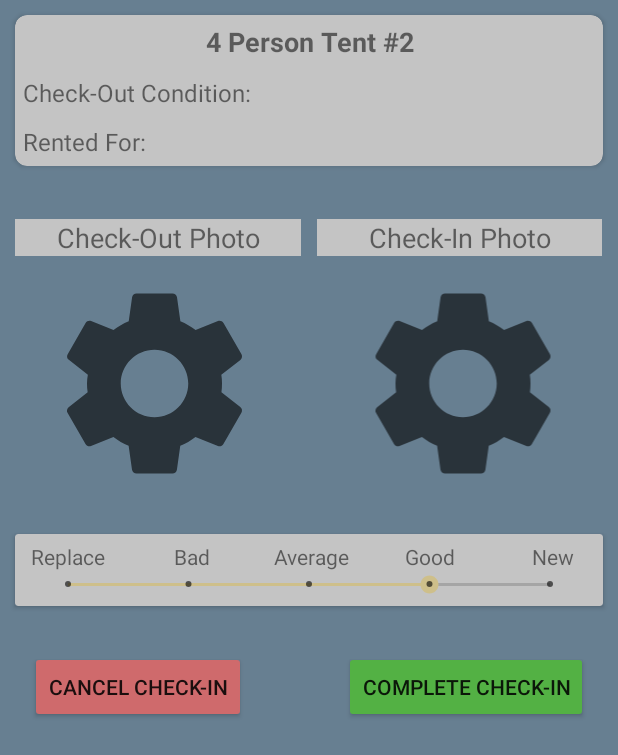
After one commit to sorensej/GearLocker, an Android app: the layout check_in.xml on its own in the app's theme, with its tools: preview values and no code run, on a phone screen of 412 x 824 dp. The commit adds this screen. Shown: the top 755 px of the screen. Run offline under Robolectric (Android 15) with nearby library versions, the phone set to English and light mode, and no system bars.

Commit message:
Added check-in layout and fixed duplicated xml headers in round_button.xml and fragment_rental_overview.xml

```diff
--- a/app/src/main/res/drawable/round_button.xml
+++ b/app/src/main/res/drawable/round_button.xml
@@ -1,4 +1,3 @@
-<?xml version="1.0" encoding="utf-8"?>
 <?xml version="1.0" encoding="utf-8"?>
 <shape xmlns:android="http://schemas.android.com/apk/res/android"
     android:shape="rectangle" android:padding="5dp">
--- /dev/null
+++ b/app/src/main/res/layout/check_in.xml
@@ -0,0 +1,209 @@
+<?xml version="1.0" encoding="utf-8"?>
+<RelativeLayout xmlns:android="http://schemas.android.com/apk/res/android"
+    xmlns:app="http://schemas.android.com/apk/res-auto"
+    xmlns:tools="http://schemas.android.com/tools"
+    android:layout_width="match_parent"
+    android:layout_height="match_parent"
+    android:layout_centerInParent="false"
+    android:background="#677F91">
+
+    <androidx.cardview.widget.CardView
+        android:id="@+id/gear_summary"
+        android:layout_width="match_parent"
+        android:layout_height="wrap_content"
+        android:layout_alignParentTop="true"
+        android:backgroundTint="#C4C4C4"
+        app:cardCornerRadius="8dp"
+        android:layout_margin="10dp">
+
+        <RelativeLayout
+            android:layout_width="match_parent"
+            android:layout_height="match_parent">
+
+            <TextView
+                android:id="@+id/gear_name_text_view"
+                android:layout_width="match_parent"
+                android:layout_height="wrap_content"
+                android:layout_centerHorizontal="true"
+                android:text="@string/demo_check_in_title"
+                android:textAlignment="center"
+                android:textSize="18sp"
+                android:layout_margin="5dp"/>
+
+            <TextView
+                android:id="@+id/check_out_condition_text_view"
+                android:layout_width="match_parent"
+                android:layout_height="wrap_content"
+                android:layout_below="@id/gear_name_text_view"
+                android:text="@string/check_out_condition"
+                android:textSize="16sp"
+                android:layout_margin="5dp"/>
+
+            <TextView
+                android:id="@+id/rent_duration_text_view"
+                android:layout_width="match_parent"
+                android:layout_height="wrap_content"
+                android:layout_below="@id/check_out_condition_text_view"
+                android:text="@string/rent_duration"
+                android:textSize="16sp"
+                android:layout_margin="5dp"/>
+
+        </RelativeLayout>
+    </androidx.cardview.widget.CardView>
+
+    <TableLayout
+        android:id="@+id/photo_view"
+        android:layout_width="match_parent"
+        android:layout_height="wrap_content"
+        android:layout_below="@id/gear_summary"
+        android:layout_centerInParent="true"
+        android:layout_marginTop="25dp"
+        android:stretchColumns="0,1">
+
+        <TableRow
+            android:layout_width="match_parent"
+            android:layout_height="wrap_content"
+            android:layout_weight="0"
+            android:orientation="horizontal">
+
+            <TextView
+                android:layout_width="wrap_content"
+                android:layout_height="wrap_content"
+                android:layout_marginStart="10dp"
+                android:layout_marginEnd="5dp"
+                android:background="#C4C4C4"
+                android:gravity="center"
+                android:text="@string/check_out_photo"
+                android:textSize="18sp" />
+
+            <TextView
+                android:layout_width="wrap_content"
+                android:layout_height="wrap_content"
+                android:layout_columnWeight="0"
+                android:layout_marginStart="5dp"
+                android:layout_marginEnd="10dp"
+                android:background="#C4C4C4"
+                android:gravity="center"
+                android:text="@string/check_in_photo"
+                android:textSize="18sp" />
+        </TableRow>
+
+        <TableRow android:layout_marginTop="10dp">
+
+            <ImageView
+                android:layout_width="150dp"
+                android:layout_height="150dp"
+                app:srcCompat="@drawable/ic_gear"
+                android:contentDescription="photo_from_check_out" />
+
+            <ImageView
+                android:layout_width="150dp"
+                android:layout_height="150dp"
+                app:srcCompat="@drawable/ic_gear"
+                android:contentDescription="photo_from_check_in"/>
+        </TableRow>
+    </TableLayout>
+
+    <androidx.cardview.widget.CardView
+        android:id="@+id/check_in_rating"
+        android:layout_width="wrap_content"
+        android:layout_height="wrap_content"
+        android:layout_below="@id/photo_view"
+        android:layout_marginStart="10dp"
+        android:layout_marginTop="25dp"
+        android:layout_marginEnd="10dp"
+        android:layout_marginBottom="10dp"
+        android:backgroundTint="#C4C4C4">
+
+        <RelativeLayout
+            android:layout_width="wrap_content"
+            android:layout_height="wrap_content"
+            android:layout_margin="5dp"
+            tools:ignore="RtlSymmetry">
+
+            <TextView
+                android:id="@+id/replace_text_view"
+                android:layout_width="75dp"
+                android:layout_height="wrap_content"
+                android:layout_alignParentStart="true"
+                android:paddingStart="5dp"
+                android:text="@string/condition_replace" />
+
+            <TextView
+                android:id="@+id/bad_text_view"
+                android:layout_width="75dp"
+                android:layout_height="wrap_content"
+                android:layout_toEndOf="@id/replace_text_view"
+                android:text="@string/condition_bad"
+                android:textAlignment="center" />
+
+            <TextView
+                android:id="@+id/average_text_view"
+                android:layout_width="75dp"
+                android:layout_height="wrap_content"
+                android:layout_toEndOf="@id/bad_text_view"
+                android:paddingStart="8dp"
+                android:text="@string/condition_average"
+                android:textAlignment="center" />
+
+            <TextView
+                android:id="@+id/good_text_view"
+                android:layout_width="75dp"
+                android:layout_height="wrap_content"
+                android:layout_toEndOf="@id/average_text_view"
+                android:paddingStart="15dp"
+                android:text="@string/condition_good"
+                android:textAlignment="center" />
+
+            <TextView
+                android:id="@+id/new_text_view"
+                android:layout_width="100dp"
+                android:layout_height="wrap_content"
+                android:layout_alignParentEnd="true"
+                android:layout_toEndOf="@id/good_text_view"
+                android:paddingStart="24dp"
+                android:text="@string/condition_new"
+                android:textAlignment="center" />
+
+
+            <SeekBar
+                android:id="@+id/seekBar"
+                style="@style/Widget.AppCompat.SeekBar.Discrete"
+                android:layout_width="match_parent"
+                android:layout_height="wrap_content"
+                android:layout_below="@id/replace_text_view"
+                android:max="4"
+                android:paddingStart="30dp"
+                android:paddingEnd="30dp"
+                android:progress="3" />
+        </RelativeLayout>
+
+    </androidx.cardview.widget.CardView>
+
+    <Button
+        android:layout_width="wrap_content"
+        android:layout_height="wrap_content"
+        android:layout_below="@id/check_in_rating"
+        android:layout_alignParentStart="true"
+        android:layout_marginStart="20dp"
+        android:layout_marginTop="20dp"
+        android:layout_marginEnd="20dp"
+        android:layout_marginBottom="20dp"
+        android:backgroundTint="#CF6A6C"
+        android:text="@string/cancel_check_in"
+        android:textAlignment="center" />
+
+    <Button
+        android:layout_width="wrap_content"
+        android:layout_height="wrap_content"
+        android:layout_below="@id/check_in_rating"
+        android:layout_alignParentEnd="true"
+        android:layout_marginStart="20dp"
+        android:layout_marginTop="20dp"
+        android:layout_marginEnd="20dp"
+        android:layout_marginBottom="20dp"
+        android:backgroundTint="#53B144"
+        android:text="@string/complete_check_in"
+        android:textAlignment="center" />
+
+</RelativeLayout>
--- a/app/src/main/res/layout/fragment_rental_overview.xml
+++ b/app/src/main/res/layout/fragment_rental_overview.xml
@@ -1,4 +1,3 @@
-<?xml version="1.0" encoding="utf-8"?>
 <?xml version="1.0" encoding="utf-8"?>
 <androidx.recyclerview.widget.RecyclerView xmlns:android="http://schemas.android.com/apk/res/android"
     android:layout_width="match_parent"
--- a/app/src/main/res/values/strings.xml
+++ b/app/src/main/res/values/strings.xml
@@ -14,4 +14,16 @@
     <string name="item_2">Item 2</string>
     <string name="item_3">Item 3</string>
     <string name="see_more">See More</string>
+    <string name="demo_check_in_title"><b>4 Person Tent #2</b></string>
+    <string name="complete_check_in">Complete Check-In</string>
+    <string name="cancel_check_in">Cancel Check-In</string>
+    <string name="condition_new">New</string>
+    <string name="condition_good">Good</string>
+    <string name="condition_average">Average</string>
+    <string name="condition_bad">Bad</string>
+    <string name="condition_replace">Replace</string>
+    <string name="check_in_photo">Check-In Photo</string>
+    <string name="check_out_photo">Check-Out Photo</string>
+    <string name="rent_duration">Rented For:</string>
+    <string name="check_out_condition">Check-Out Condition:</string>
 </resources>
```
